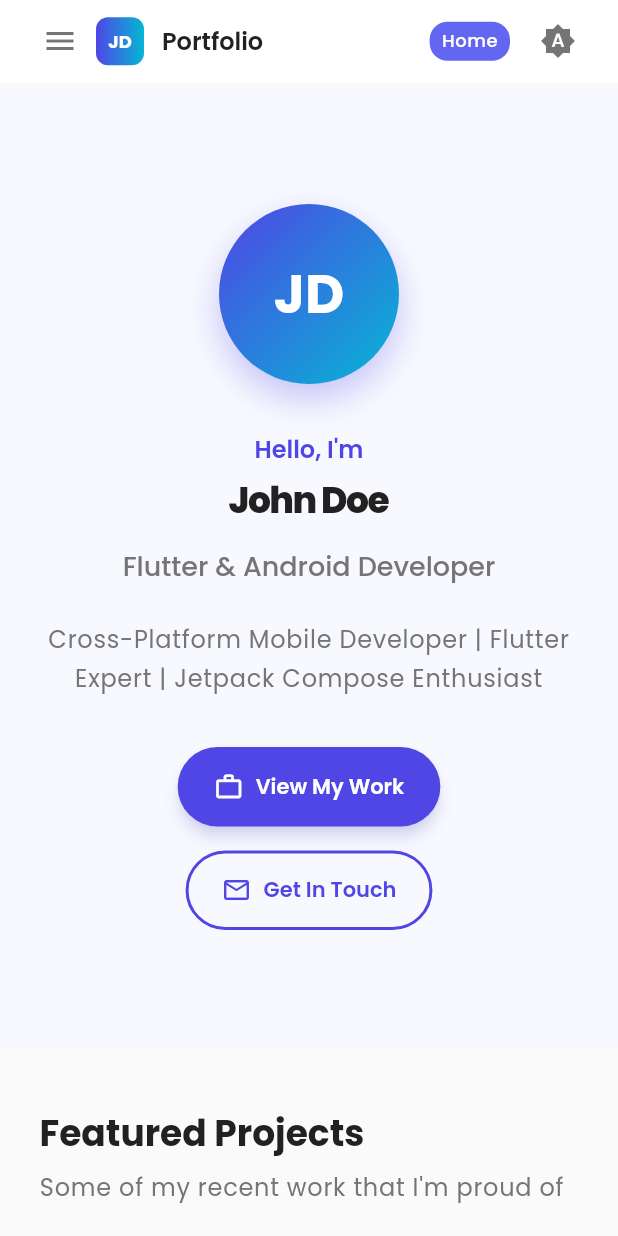
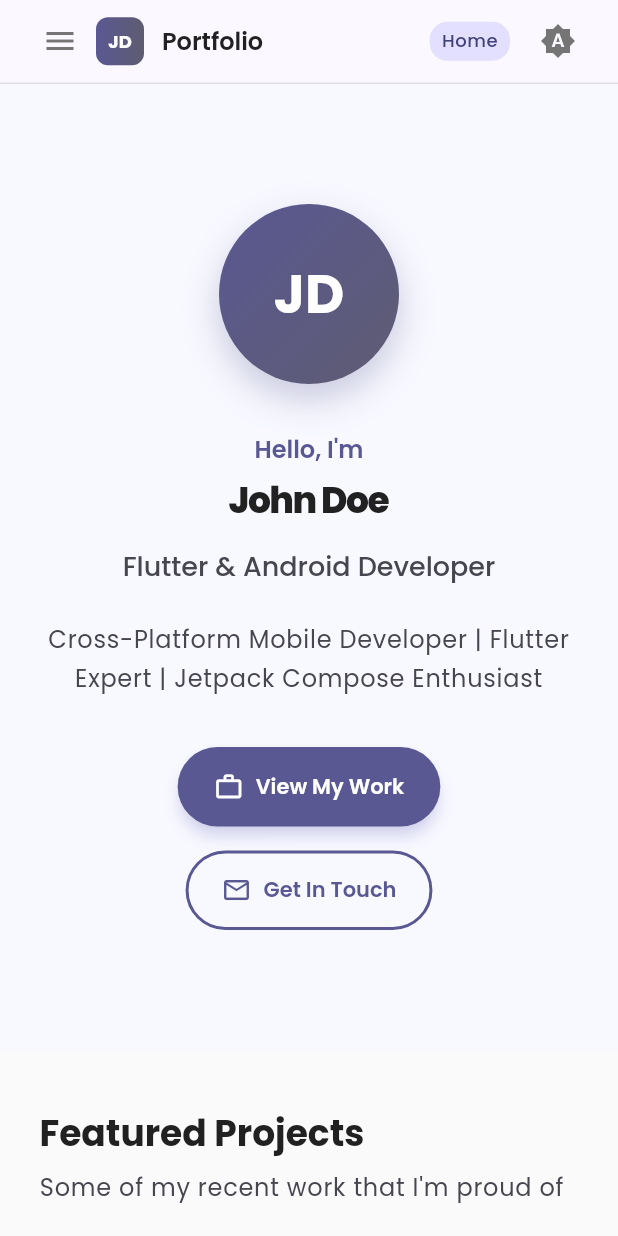
Before and after one commit to umeshwayakole27/my_portfolio, a Flutter app: the screen it shows after launch, on a phone screen of 412 x 824 dp. Run offline on Flutter 3.47's test engine with Material 3 defaults, Android fonts, the phone set to English and light mode, and no system bars; our stand-ins replace equatable, flutter_screenutil, flutter_staggered_animations, go_router, google_fonts, shared_preferences.

Commit message:
feat: Apply Material 3 expressive theme
This commit updates the application's theme to be more expressive and aligned with Material 3 design principles.

The following changes have been made:
- The corner radiuses of cards, buttons, and input fields have been increased to give the UI a softer and more modern feel.
- The color scheme has been updated to use `ColorScheme.fromSeed`, which generates a complete and cohesive Material 3 color palette based on the application's primary color.
- These changes have been applied to both the light and dark themes to ensure a consistent user experience.

Note: Due to a missing Flutter SDK in the environment, I was unable to run tests or perform frontend verification. The changes have been made based on a thorough code review and analysis.

```diff
--- a/lib/core/theme/app_theme.dart
+++ b/lib/core/theme/app_theme.dart
@@ -12,21 +12,9 @@ class AppTheme {
     return ThemeData(
       useMaterial3: true,
       brightness: Brightness.light,
-      colorScheme: const ColorScheme.light(
-        primary: AppColors.primaryColor,
-        primaryContainer: AppColors.primaryLight,
-        secondary: AppColors.secondaryColor,
-        secondaryContainer: AppColors.secondaryLight,
-        tertiary: AppColors.accentColor,
-        surface: AppColors.surfaceLight,
-        error: AppColors.error,
-        onPrimary: AppColors.white,
-        onSecondary: AppColors.black,
-        onSurface: AppColors.textPrimaryLight,
-        onError: AppColors.white,
-        outline: AppColors.borderLight,
-        surfaceContainerHighest: AppColors.grey100,
-        onSurfaceVariant: AppColors.textSecondaryLight,
+      colorScheme: ColorScheme.fromSeed(
+        seedColor: AppColors.primaryColor,
+        brightness: Brightness.light,
       ),
 
       // AppBar Theme
@@ -52,10 +40,12 @@ class AppTheme {
       // Card Theme
       cardTheme: CardThemeData(
         elevation: 4,
-        shadowColor: AppColors.black.withValues(alpha: 0.1),
+        shadowColor: AppColors.black.withOpacity(0.1),
         color: AppColors.cardLight,
         surfaceTintColor: Colors.transparent,
-        shape: RoundedRectangleBorder(borderRadius: BorderRadius.circular(12)),
+        shape: RoundedRectangleBorder(
+          borderRadius: BorderRadius.circular(24),
+        ),
         margin: const EdgeInsets.all(8),
       ),
 
@@ -66,7 +56,9 @@ class AppTheme {
           foregroundColor: AppColors.white,
           elevation: 2,
           shadowColor: AppColors.primaryColor.withOpacity(0.3),
-          shape: RoundedRectangleBorder(borderRadius: BorderRadius.circular(8)),
+          shape: RoundedRectangleBorder(
+            borderRadius: BorderRadius.circular(16),
+          ),
           padding: const EdgeInsets.symmetric(horizontal: 24, vertical: 12),
           textStyle: GoogleFonts.poppins(
             fontSize: 14,
@@ -80,7 +72,9 @@ class AppTheme {
         style: OutlinedButton.styleFrom(
           foregroundColor: AppColors.primaryColor,
           side: const BorderSide(color: AppColors.primaryColor),
-          shape: RoundedRectangleBorder(borderRadius: BorderRadius.circular(8)),
+          shape: RoundedRectangleBorder(
+            borderRadius: BorderRadius.circular(16),
+          ),
           padding: const EdgeInsets.symmetric(horizontal: 24, vertical: 12),
           textStyle: GoogleFonts.poppins(
             fontSize: 14,
@@ -93,7 +87,9 @@ class AppTheme {
       textButtonTheme: TextButtonThemeData(
         style: TextButton.styleFrom(
           foregroundColor: AppColors.primaryColor,
-          shape: RoundedRectangleBorder(borderRadius: BorderRadius.circular(8)),
+          shape: RoundedRectangleBorder(
+            borderRadius: BorderRadius.circular(16),
+          ),
           padding: const EdgeInsets.symmetric(horizontal: 16, vertical: 8),
           textStyle: GoogleFonts.poppins(
             fontSize: 14,
@@ -105,23 +101,23 @@ class AppTheme {
       // Input Decoration Theme
       inputDecorationTheme: InputDecorationTheme(
         border: OutlineInputBorder(
-          borderRadius: BorderRadius.circular(8),
+          borderRadius: BorderRadius.circular(16),
           borderSide: const BorderSide(color: AppColors.borderLight),
         ),
         enabledBorder: OutlineInputBorder(
-          borderRadius: BorderRadius.circular(8),
+          borderRadius: BorderRadius.circular(16),
           borderSide: const BorderSide(color: AppColors.borderLight),
         ),
         focusedBorder: OutlineInputBorder(
-          borderRadius: BorderRadius.circular(8),
+          borderRadius: BorderRadius.circular(16),
           borderSide: const BorderSide(color: AppColors.primaryColor, width: 2),
         ),
         errorBorder: OutlineInputBorder(
-          borderRadius: BorderRadius.circular(8),
+          borderRadius: BorderRadius.circular(16),
           borderSide: const BorderSide(color: AppColors.error),
         ),
         focusedErrorBorder: OutlineInputBorder(
-          borderRadius: BorderRadius.circular(8),
+          borderRadius: BorderRadius.circular(16),
           borderSide: const BorderSide(color: AppColors.error, width: 2),
         ),
         filled: true,
@@ -304,21 +300,9 @@ class AppTheme {
     return ThemeData(
       useMaterial3: true,
       brightness: Brightness.dark,
-      colorScheme: const ColorScheme.dark(
-        primary: AppColors.primaryColor,
-        primaryContainer: AppColors.primaryDark,
-        secondary: AppColors.secondaryColor,
-        secondaryContainer: AppColors.secondaryDark,
-        tertiary: AppColors.accentColor,
-        surface: AppColors.surfaceDark,
-        error: AppColors.error,
-        onPrimary: AppColors.white,
-        onSecondary: AppColors.black,
-        onSurface: AppColors.textPrimaryDark,
-        onError: AppColors.white,
-        outline: AppColors.borderDark,
-        surfaceContainerHighest: AppColors.grey800,
-        onSurfaceVariant: AppColors.textSecondaryDark,
+      colorScheme: ColorScheme.fromSeed(
+        seedColor: AppColors.primaryColor,
+        brightness: Brightness.dark,
       ),
 
       // AppBar Theme
@@ -347,7 +331,9 @@ class AppTheme {
         shadowColor: AppColors.black.withOpacity(0.3),
         color: AppColors.cardDark,
         surfaceTintColor: Colors.transparent,
-        shape: RoundedRectangleBorder(borderRadius: BorderRadius.circular(12)),
+        shape: RoundedRectangleBorder(
+          borderRadius: BorderRadius.circular(24),
+        ),
         margin: const EdgeInsets.all(8),
       ),
 
@@ -358,7 +344,9 @@ class AppTheme {
           foregroundColor: AppColors.white,
           elevation: 2,
           shadowColor: AppColors.primaryColor.withOpacity(0.3),
-          shape: RoundedRectangleBorder(borderRadius: BorderRadius.circular(8)),
+          shape: RoundedRectangleBorder(
+            borderRadius: BorderRadius.circular(16),
+          ),
           padding: const EdgeInsets.symmetric(horizontal: 24, vertical: 12),
           textStyle: GoogleFonts.poppins(
             fontSize: 14,
@@ -372,7 +360,9 @@ class AppTheme {
         style: OutlinedButton.styleFrom(
           foregroundColor: AppColors.primaryColor,
           side: const BorderSide(color: AppColors.primaryColor),
-          shape: RoundedRectangleBorder(borderRadius: BorderRadius.circular(8)),
+          shape: RoundedRectangleBorder(
+            borderRadius: BorderRadius.circular(16),
+          ),
           padding: const EdgeInsets.symmetric(horizontal: 24, vertical: 12),
           textStyle: GoogleFonts.poppins(
             fontSize: 14,
@@ -385,7 +375,9 @@ class AppTheme {
       textButtonTheme: TextButtonThemeData(
         style: TextButton.styleFrom(
           foregroundColor: AppColors.primaryColor,
-          shape: RoundedRectangleBorder(borderRadius: BorderRadius.circular(8)),
+          shape: RoundedRectangleBorder(
+            borderRadius: BorderRadius.circular(16),
+          ),
           padding: const EdgeInsets.symmetric(horizontal: 16, vertical: 8),
           textStyle: GoogleFonts.poppins(
             fontSize: 14,
@@ -397,23 +389,23 @@ class AppTheme {
       // Input Decoration Theme
       inputDecorationTheme: InputDecorationTheme(
         border: OutlineInputBorder(
-          borderRadius: BorderRadius.circular(8),
+          borderRadius: BorderRadius.circular(16),
           borderSide: const BorderSide(color: AppColors.borderDark),
         ),
         enabledBorder: OutlineInputBorder(
-          borderRadius: BorderRadius.circular(8),
+          borderRadius: BorderRadius.circular(16),
           borderSide: const BorderSide(color: AppColors.borderDark),
         ),
         focusedBorder: OutlineInputBorder(
-          borderRadius: BorderRadius.circular(8),
+          borderRadius: BorderRadius.circular(16),
           borderSide: const BorderSide(color: AppColors.primaryColor, width: 2),
         ),
         errorBorder: OutlineInputBorder(
-          borderRadius: BorderRadius.circular(8),
+          borderRadius: BorderRadius.circular(16),
           borderSide: const BorderSide(color: AppColors.error),
         ),
         focusedErrorBorder: OutlineInputBorder(
-          borderRadius: BorderRadius.circular(8),
+          borderRadius: BorderRadius.circular(16),
           borderSide: const BorderSide(color: AppColors.error, width: 2),
         ),
         filled: true,
```
